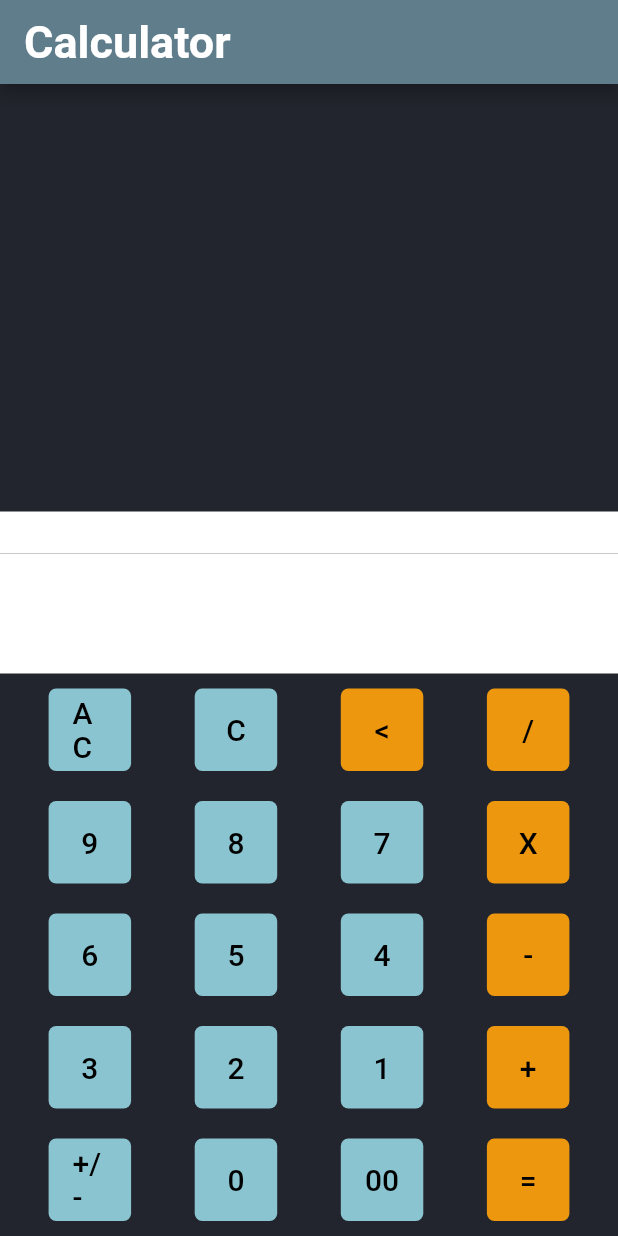
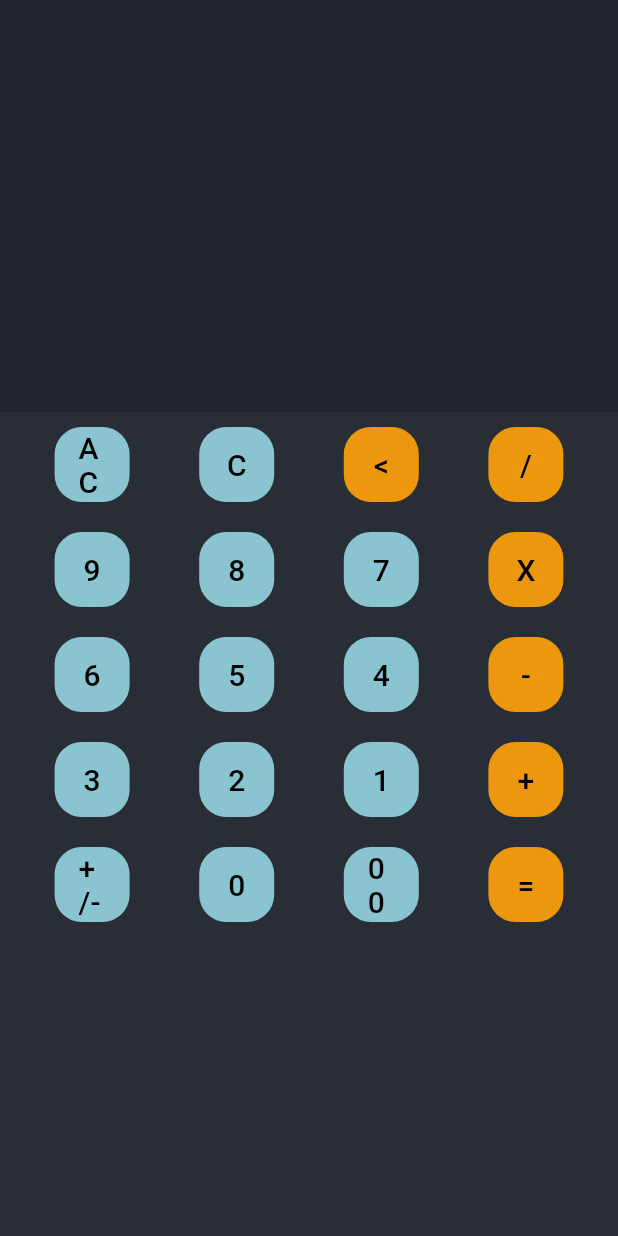
Before and after one commit to mensur056/Calculator_App, a Flutter app: the screen it shows after launch, on a phone screen of 412 x 824 dp. Run offline on Flutter 3.47's test engine with Material 2 defaults, Android fonts, the phone set to English and light mode, and no system bars.

Commit message:
My Calculator

```diff
--- a/calculator_app/lib/main.dart
+++ b/calculator_app/lib/main.dart
@@ -1,5 +1,5 @@
+import 'package:calculator_app/widget/calculator_button.dart';
 import 'package:flutter/material.dart';
-import 'package:calculator_app/widget/calculator_button.dart';
 
 void main() => runApp(MyCalculator());
 
@@ -81,38 +81,18 @@ class _MyCalculatorState extends State<MyCalculator> {
       theme: ThemeData(primarySwatch: Colors.blueGrey),
       home: Scaffold(
         backgroundColor: Color(0xFF22252d),
-        appBar: AppBar(
-          title: Text(
-            'Calculator',
-            style: TextStyle(fontSize: 30, fontWeight: FontWeight.bold),
+        body: Column(
+          children: [
+            Expanded(
+              flex: 3,
+              child: Container(color: Color(0xFF22252d)),
             ),
-        ),
-        body: Container(
+            Expanded(
+              flex: 6,
+              child: Container(
+                color: Color(0xFF292d36),
                 child: Column(
-            mainAxisAlignment: MainAxisAlignment.end,
                   children: [
-              Container(
-                color: Colors.white,
-                child: Padding(
-                  padding: EdgeInsets.only(right: 12),
-                  child: Text(
-                    history,
-                    style: TextStyle(fontSize: 24, color: Colors.green),
-                  ),
-                ),
-                alignment: Alignment(1.0, 1.0),
-              ),
-              Container(
-                color: Colors.white,
-                child: Padding(
-                  padding: EdgeInsets.all(12),
-                  child: Text(
-                    textToDisplay,
-                    style: TextStyle(fontSize: 48, color: Colors.black),
-                  ),
-                ),
-                alignment: Alignment(1.0, 1.0),
-              ),
                     Row(
                       mainAxisAlignment: MainAxisAlignment.spaceEvenly,
                       children: [
@@ -281,6 +261,9 @@ class _MyCalculatorState extends State<MyCalculator> {
                   ],
                 ),
               ),
+            )
+          ],
+        ),
       ),
     );
   }
--- a/calculator_app/lib/widget/calculator_button.dart
+++ b/calculator_app/lib/widget/calculator_button.dart
@@ -19,13 +19,13 @@ class CalculatorButton extends StatelessWidget {
     return Container(
       margin: EdgeInsets.all(10.0),
       child: SizedBox(
-        width: 55,
-        height: 55,
+        width: 50,
+        height: 50,
         child: FlatButton(
           onPressed: () {
             callBack(text);
           },
-          shape: RoundedRectangleBorder(borderRadius: BorderRadius.circular(5)),
+          shape: RoundedRectangleBorder(borderRadius: BorderRadius.circular(18)),
           child: Text(
             text,
             style: TextStyle(fontSize: textSize),
```
Lines whose indentation alone changed are shown as unchanged.
